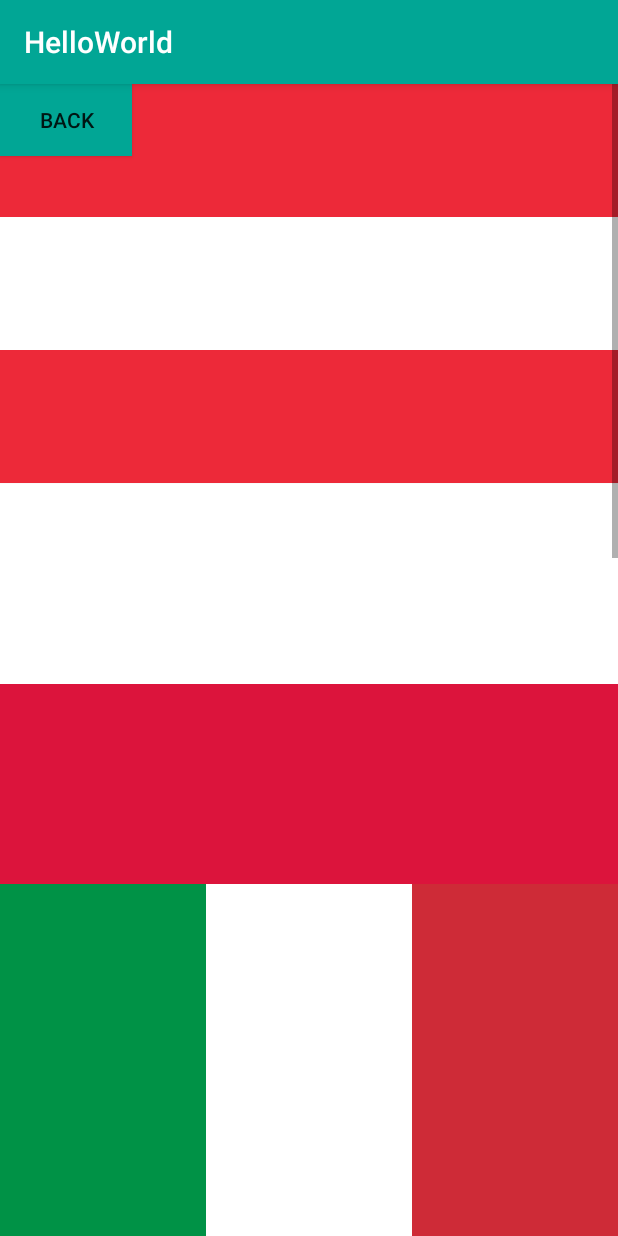
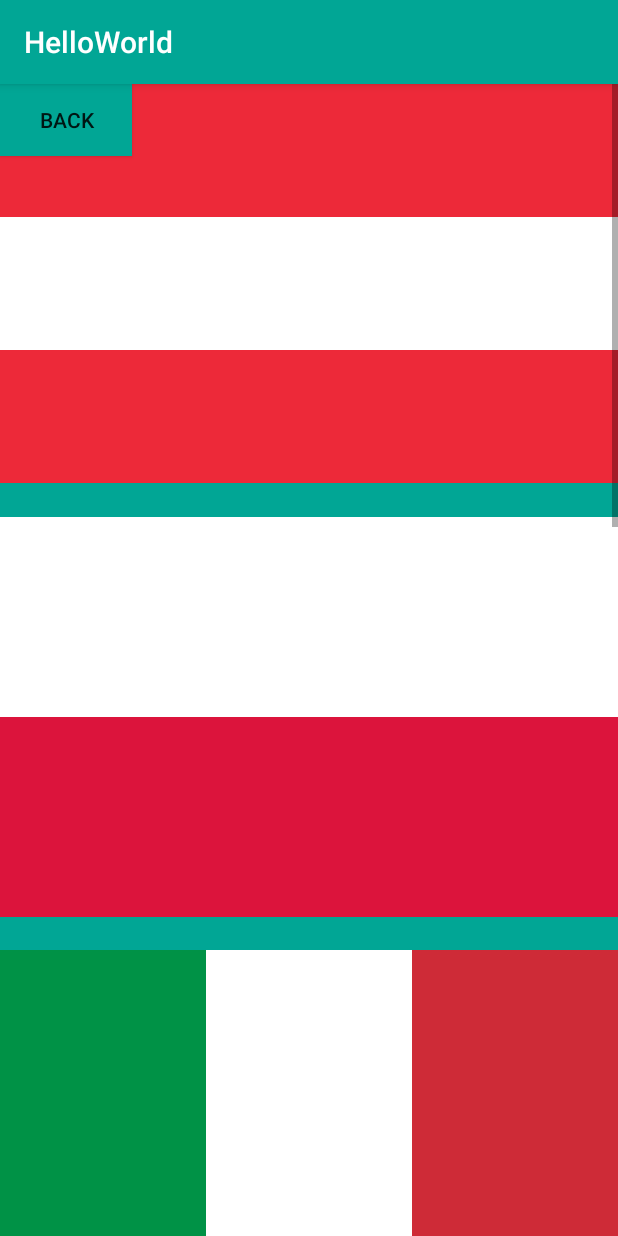
Before and after one commit to DmitriyKoptik/HelloWorld, an Android app: the Task2Activity screen opened directly, with no data from a screen before it, on a phone screen of 412 x 824 dp. Run offline under Robolectric (Android 15) with nearby library versions, the phone set to English and light mode, and no system bars.

Commit message:
Add Task 3

```diff
--- a/app/build.gradle
+++ b/app/build.gradle
@@ -32,5 +32,7 @@ dependencies {
     testImplementation 'junit:junit:4.12'
     androidTestImplementation 'androidx.test.ext:junit:1.1.1'
     androidTestImplementation 'androidx.test.espresso:espresso-core:3.2.0'
-
+    implementation 'com.github.bumptech.glide:glide:4.11.0'
+    debugImplementation 'com.squareup.leakcanary:leakcanary-android:2.4'
+    annotationProcessor 'com.github.bumptech.glide:compiler:4.11.0'
 }
--- a/app/src/main/AndroidManifest.xml
+++ b/app/src/main/AndroidManifest.xml
@@ -1,7 +1,7 @@
 <?xml version="1.0" encoding="utf-8"?>
 <manifest xmlns:android="http://schemas.android.com/apk/res/android"
     package="com.example.helloworld">
-
+    <uses-permission android:name="android.permission.INTERNET"/>
     <application
         android:allowBackup="true"
         android:icon="@mipmap/ic_launcher"
@@ -9,7 +9,9 @@
         android:roundIcon="@mipmap/ic_launcher_round"
         android:supportsRtl="true"
         android:theme="@style/AppTheme">
-        <activity android:name=".Task2Activity"></activity>
+
+        <activity android:name=".Task3Activity"></activity>
+        <activity android:name=".Task2Activity" />
         <activity android:name=".Task1Activity" />
         <activity android:name=".MainActivity">
             <intent-filter>
--- a/app/src/main/java/com/example/helloworld/Task1Activity.kt
+++ b/app/src/main/java/com/example/helloworld/Task1Activity.kt
@@ -1,6 +1,5 @@
 package com.example.helloworld
 
-import android.content.Intent
 import androidx.appcompat.app.AppCompatActivity
 import android.os.Bundle
 import android.view.View
@@ -52,8 +51,8 @@ class Task1Activity : AppCompatActivity(), View.OnClickListener {
         textViewMain2.setBackground(colorTemp)
     }
 }
-// Оставлю эти две под комментарием
-/*fun swapText() {
+/* Оставлю эти две под комментарием
+fun swapText() {
     val messageTemp = textViewMain.getText().toString()
     textViewMain.setText(textViewMain2.getText().toString())
     textViewMain2.setText(messageTemp)
--- a/app/src/main/java/com/example/helloworld/Task2Activity.kt
+++ b/app/src/main/java/com/example/helloworld/Task2Activity.kt
@@ -1,6 +1,5 @@
 package com.example.helloworld
 
-import android.content.Intent
 import androidx.appcompat.app.AppCompatActivity
 import android.os.Bundle
 import kotlinx.android.synthetic.main.activity_task2.*
@@ -10,7 +9,7 @@ class Task2Activity : AppCompatActivity() {
         super.onCreate(savedInstanceState)
         setContentView(R.layout.activity_task2)
 
-        buttonBack2.setOnClickListener() {
+        buttonBack.setOnClickListener() {
             onBackPressed()
         }
     }
--- a/app/src/main/res/layout/activity_task1.xml
+++ b/app/src/main/res/layout/activity_task1.xml
@@ -48,12 +48,9 @@
         android:id="@+id/buttonBack"
         android:layout_width="wrap_content"
         android:layout_height="wrap_content"
-        android:layout_marginStart="16dp"
-        android:layout_marginEnd="8dp"
-        android:layout_marginBottom="556dp"
         android:background="@color/colorPrimary"
         android:text="@string/backMessage"
-        app:layout_constraintBottom_toBottomOf="parent"
+        app:layout_constraintTop_toTopOf="parent"
         app:layout_constraintEnd_toEndOf="parent"
         app:layout_constraintHorizontal_bias="0.0"
         app:layout_constraintStart_toStartOf="parent" />
--- a/app/src/main/res/layout/activity_task2.xml
+++ b/app/src/main/res/layout/activity_task2.xml
@@ -4,10 +4,10 @@
     xmlns:tools="http://schemas.android.com/tools"
     android:layout_width="match_parent"
     android:layout_height="match_parent"
-    tools:context=".Task2Activity">
+    tools:context="com.example.helloworld.Task2Activity">
 
     <Button
-        android:id="@+id/buttonBack2"
+        android:id="@+id/buttonBack"
         android:layout_width="wrap_content"
         android:layout_height="wrap_content"
         android:background="@color/colorPrimary"
@@ -19,12 +19,14 @@
 
     <ScrollView
         android:layout_width="match_parent"
-        android:layout_height="match_parent">
+        android:layout_height="match_parent"
+        android:background="@color/colorPrimary">
 
         <LinearLayout
             android:layout_width="match_parent"
             android:layout_height="wrap_content"
-            android:orientation="vertical" >
+            android:orientation="vertical"
+            >
 
             <LinearLayout
                 android:id="@+id/flag1"
@@ -56,7 +58,8 @@
                 android:id="@+id/flag2"
                 android:layout_width="match_parent"
                 android:layout_height="120pt"
-                android:orientation="vertical">
+                android:orientation="vertical"
+                android:layout_marginTop ="10pt">
 
                 <View
                     android:id="@+id/flag2color1"
@@ -75,7 +78,8 @@
                 android:id="@+id/flag3"
                 android:layout_width="match_parent"
                 android:layout_height="120pt"
-                android:orientation="horizontal">
+                android:orientation="horizontal"
+                android:layout_marginTop ="10pt">
 
                 <View
                     android:id="@+id/flag3color1"
@@ -104,7 +108,8 @@
                 android:id="@+id/flag4"
                 android:layout_width="match_parent"
                 android:layout_height="120pt"
-                android:orientation="vertical">
+                android:orientation="vertical"
+                android:layout_marginTop ="10pt">
 
                 <View
                     android:id="@+id/flag4color1"
@@ -129,7 +134,8 @@
             <RelativeLayout
                 android:id="@+id/flag5"
                 android:layout_width="match_parent"
-                android:layout_height="match_parent">
+                android:layout_height="match_parent"
+                android:layout_marginTop ="10pt">
 
                 <View
                     android:id="@+id/flag5color1"
@@ -159,7 +165,8 @@
                 android:id="@+id/flag6"
                 android:layout_width="match_parent"
                 android:layout_height="120pt"
-                android:layout_gravity="clip_vertical">
+                android:layout_gravity="clip_vertical"
+                android:layout_marginTop ="10pt">
 
                 <View
                     android:id="@+id/flag6color1"
@@ -202,7 +209,8 @@
                 android:id="@+id/flag7"
                 android:layout_width="match_parent"
                 android:layout_height="120pt"
-                android:layout_gravity="clip_vertical">
+                android:layout_gravity="clip_vertical"
+                android:layout_marginTop ="10pt">
 
                 <View
                     android:id="@+id/flag7background"
@@ -254,9 +262,6 @@
                     app:layout_constraintRight_toRightOf="parent"
                     app:layout_constraintStart_toStartOf="parent" />
 
-
-
-
             </androidx.constraintlayout.widget.ConstraintLayout>
 
 
--- a/app/src/main/res/values/colors.xml
+++ b/app/src/main/res/values/colors.xml
@@ -2,7 +2,7 @@
 <resources>
     <color name="colorPrimary">#01A695</color>
     <color name="colorPrimaryDark">#00574B</color>
-    <color name="colorAccent">#D81B60</color>
+    <color name="colorAccent">#ed2939</color>
     <color name="colorBox1">#F07E65</color>
     <color name="colorBox2">#34D2E7</color>
     <color name="flagOfAustria1">#ed2939</color>
--- a/app/src/main/res/values/strings.xml
+++ b/app/src/main/res/values/strings.xml
@@ -8,4 +8,8 @@
     <string name="message2">Этот текст изначально был внизу</string>
     <string name="backMessage">Back</string>
     <string name="swapMessage">Swap</string>
+    <string name="task3ButtonMessage">Покажи, что за дверью!</string>
+    <string name="imgMessage">Дверка. Красная.</string>
+    <string name="imgPathStandard">https://img.pngio.com/red-door-png-5-png-image-red-door-png-1722_3568.png</string>
+    <string name="advice">URL of a picture</string>
 </resources>
```
Also changed, not shown: app/src/main/java/com/example/helloworld/MainActivity.kt (+6 -4 lines), app/src/main/java/com/example/helloworld/Task3Activity.kt (added, +33 -0 lines), app/src/main/res/layout/activity_main.xml (+13 -0 lines), app/src/main/res/layout/activity_task3.xml (added, +55 -0 lines), app/src/main/res/drawable-v24/error.jpg (added), app/src/main/res/drawable/error.jpg (added), app/src/main/res/drawable/red_door_png_5_png_image_red_door_png_1722_3568.png (added), 2 other files.
